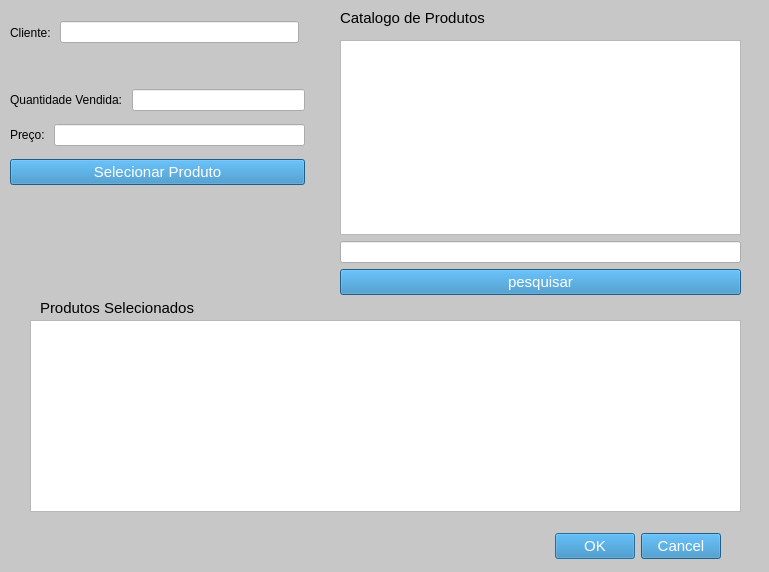
This is venda.ui in GabR36/QEstoqueLoja as Qt 5 draws it before an edit. The edited form follows.
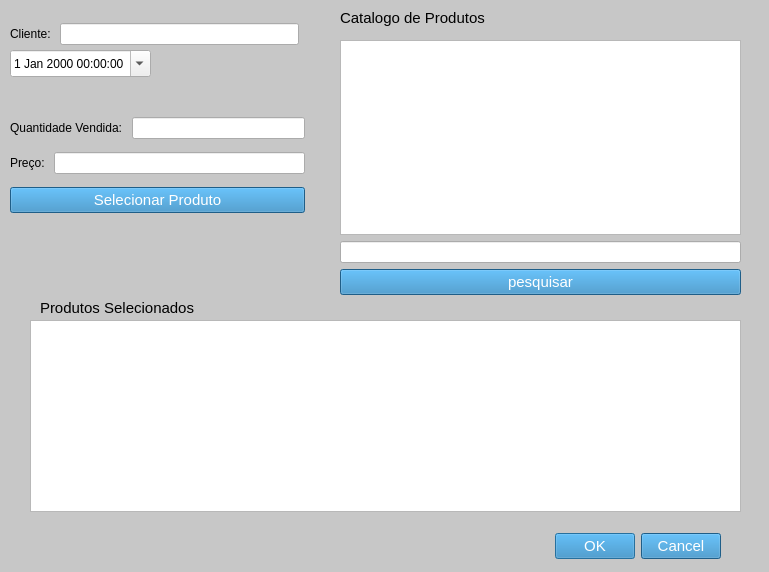
This is the edited form.

Commit message: data interface venda e receber data atual

```diff
--- a/venda.ui
+++ b/venda.ui
@@ -76,7 +76,7 @@
    <property name="geometry">
     <rect>
      <x>10</x>
-     <y>82</y>
+     <y>110</y>
      <width>295</width>
      <height>111</height>
     </rect>
@@ -191,7 +191,7 @@
      <x>10</x>
      <y>20</y>
      <width>289</width>
-     <height>25</height>
+     <height>28</height>
     </rect>
    </property>
    <layout class="QHBoxLayout" name="horizontalLayout">
@@ -224,6 +224,19 @@
     <string>Catalogo de Produtos</string>
    </property>
   </widget>
+  <widget class="QDateTimeEdit" name="DateEdt_Venda">
+   <property name="geometry">
+    <rect>
+     <x>10</x>
+     <y>50</y>
+     <width>141</width>
+     <height>27</height>
+    </rect>
+   </property>
+   <property name="calendarPopup">
+    <bool>true</bool>
+   </property>
+  </widget>
  </widget>
  <resources/>
  <connections>
```
The commit also changes 2 other files.
